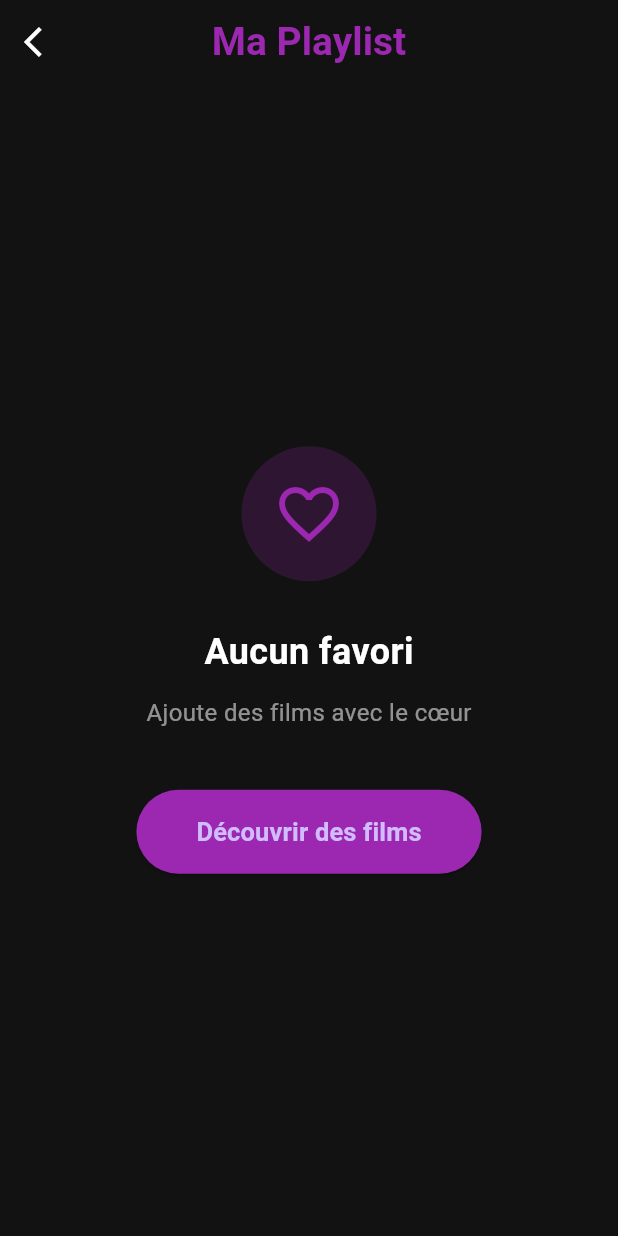
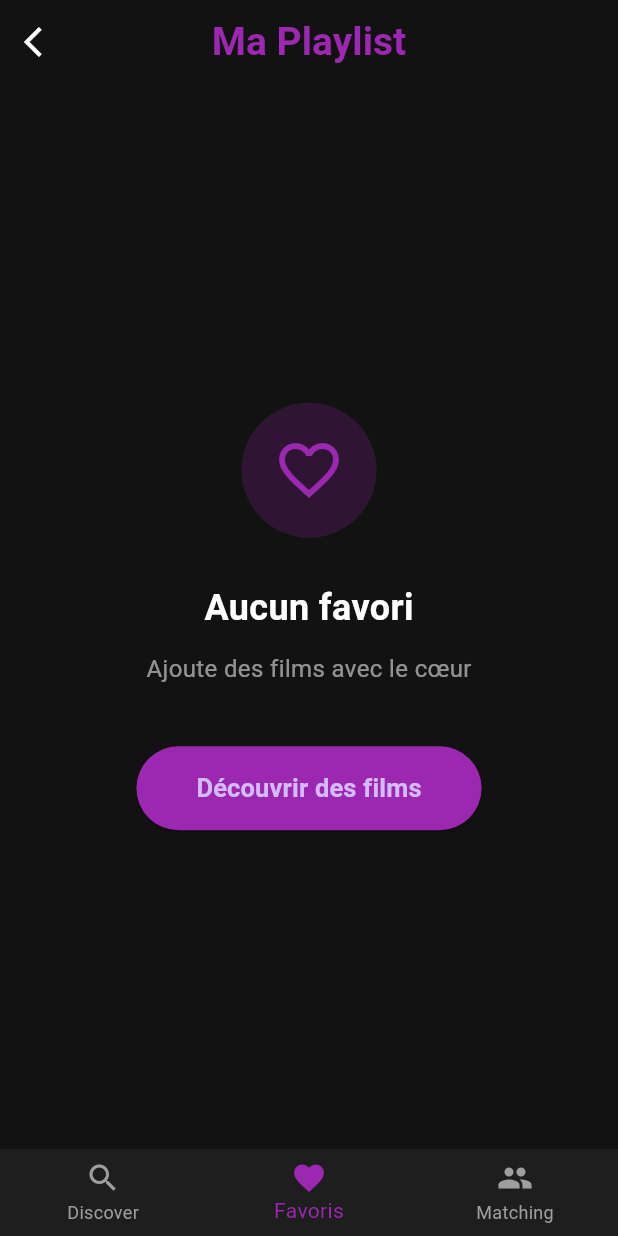
Before and after one commit to ChaymaSebri/movies_app, a Flutter app: the FavoritesScreen screen opened by its route, on a phone screen of 412 x 824 dp. Run offline on Flutter 3.47's test engine with Material 3 defaults, Android fonts, the phone set to English and light mode, and no system bars; our stand-ins replace cloud_firestore, email_validator, firebase_auth, firebase_core, flutter_dotenv, image_picker; missing offline and left inert: cloudinary_public; accounts and stored records are empty; network calls fail.

Commit message:
add BottomNavigationBar to favorites screen

```diff
--- a/lib/screens/favorites_screen.dart
+++ b/lib/screens/favorites_screen.dart
@@ -21,6 +21,8 @@ class _FavoritesScreenState extends State<FavoritesScreen> {
   Widget build(BuildContext context) {
     return Scaffold(
       backgroundColor: const Color(0xFF121212),
+
+      // APP BAR
       appBar: AppBar(
         backgroundColor: const Color(0xFF121212),
         elevation: 0,
@@ -34,8 +36,10 @@ class _FavoritesScreenState extends State<FavoritesScreen> {
         ),
         centerTitle: true,
       ),
+
+      // BODY (inchangé)
       body: StreamBuilder<List<Movie>>(
-        stream: _playlistService.getFavoriteMoviesStream(widget.currentUserId), // CHANGEMENT CLÉ
+        stream: _playlistService.getFavoriteMoviesStream(widget.currentUserId),
         builder: (context, snapshot) {
           if (snapshot.connectionState == ConnectionState.waiting) {
             return const Center(child: CircularProgressIndicator(color: Colors.purple));
@@ -63,12 +67,31 @@ class _FavoritesScreenState extends State<FavoritesScreen> {
                 currentUserId: widget.currentUserId,
                 playlistService: _playlistService,
                 movieService: _movieService,
-                onRemoved: () => setState(() {}), // Rafraîchit instantanément
+                onRemoved: () => setState(() {}),
                 onFavoriteChanged: () => setState(() {}),
               );
             },
           );
         },
+      ),
+
+      // LA BARRE DU BAS QUI RÉAPPARAÎT (AJOUTÉ ICI)
+      bottomNavigationBar: BottomNavigationBar(
+        backgroundColor: const Color(0xFF1E1E1E),
+        selectedItemColor: Colors.purple,
+        unselectedItemColor: Colors.grey,
+        currentIndex: 1, // 1 = Favoris (0 = Discover, 2 = Matching)
+        onTap: (index) {
+          if (index == 0) {
+            Navigator.pop(context); // Retour à Discover
+          }
+          // Tu peux ajouter d'autres actions ici plus tard (ex: index 2 → Matching)
+        },
+        items: const [
+          BottomNavigationBarItem(icon: Icon(Icons.search), label: "Discover"),
+          BottomNavigationBarItem(icon: Icon(Icons.favorite), label: "Favoris"),
+          BottomNavigationBarItem(icon: Icon(Icons.people), label: "Matching"),
+        ],
       ),
     );
   }
@@ -104,7 +127,7 @@ class _FavoritesScreenState extends State<FavoritesScreen> {
   }
 }
 
-// === CARTE FAVORIS (inchangée sauf petite amélioration poster) ===
+// CARTE FAVORIS (inchangée, déjà parfaite avec hover)
 class FavoriteMovieCard extends StatefulWidget {
   final Movie movie;
   final String currentUserId;
--- a/lib/services/movie_service.dart
+++ b/lib/services/movie_service.dart
@@ -1,19 +1,25 @@
 // lib/services/movie_service.dart
-// VERSION FINALE 100% COMPATIBLE + FILMS MANUELS
+// VERSION FINALE ULTIME → Singleton + Cache partagé + Films manuels parfaits
 import 'package:cloud_firestore/cloud_firestore.dart';
 import '../models/movie_model.dart';
 import './api_service.dart';
 
 class MovieService {
+  // ====================== SINGLETON (garde ça !) ======================
+  static final MovieService _instance = MovieService._internal();
+  factory MovieService() => _instance;
+  MovieService._internal();
+
+  // ====================== RÉFÉRENCES ======================
   final CollectionReference _moviesRef = FirebaseFirestore.instance.collection('movies');
   final ApiService _apiService = ApiService();
 
-  // ====================== CACHE API (comme avant) ======================
+  // ====================== CACHE API (maintenant partagé partout !) ======================
   List<Movie>? _cachedPopular;
   List<Movie>? _cachedTopRated;
   List<Movie>? _cachedUpcoming;
 
-  // ====================== ANCIENNES MÉTHODES (GARDÉES POUR COMPATIBILITÉ) ======================
+  // ====================== ANCIENNES MÉTHODES (compatibilité) ======================
   Future<List<Movie>> getPopularMovies() async {
     if (_cachedPopular != null) return _cachedPopular!;
     final raw = await _apiService.getPopularMovies();
@@ -36,18 +42,15 @@ class MovieService {
   }
 
   Future<Movie> getMovieDetails(String movieId) async {
-    // 1. Priorité : si le film existe en manuel → on le prend
     final doc = await _moviesRef.doc(movieId).get();
     if (doc.exists) {
       return Movie.fromFirestore(doc);
     }
-
-    // 2. Sinon → on va chercher dans l'API TMDB
     final json = await _apiService.getMovieDetails(movieId);
     return Movie.fromJson(json);
   }
 
-  // ====================== NOUVELLES MÉTHODES (FILMS MANUELS + API FUSIONNÉS) ======================
+  // ====================== NOUVELLES MÉTHODES (fusion manuels + API) ======================
   Stream<List<Movie>> getMoviesByCategory(String category) {
     return _moviesRef
         .where('category', isEqualTo: category)
```
Also changed, not shown: lib/services/playlist_service.dart (+26 -52 lines).
